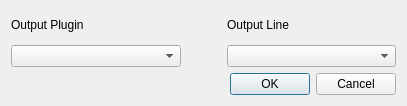
Old version of the form branches/qt4/main/src/dmxpatcheditor.ui in the repository Bondzio/qlc.
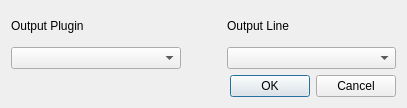
New version of the form.

Patch:
```diff
--- a/branches/qt4/main/src/dmxpatcheditor.ui
+++ b/branches/qt4/main/src/dmxpatcheditor.ui
@@ -6,7 +6,7 @@
     <x>0</x>
     <y>0</y>
     <width>407</width>
-    <height>106</height>
+    <height>108</height>
    </rect>
   </property>
   <property name="windowTitle" >
@@ -81,7 +81,7 @@
       <enum>Qt::Horizontal</enum>
      </property>
      <property name="standardButtons" >
-      <set>QDialogButtonBox::Cancel|QDialogButtonBox::NoButton|QDialogButtonBox::Ok</set>
+      <set>QDialogButtonBox::Cancel|QDialogButtonBox::Ok</set>
      </property>
     </widget>
    </item>
```
Left out of the diff: 8 changed lines with no effect on the pictures.
